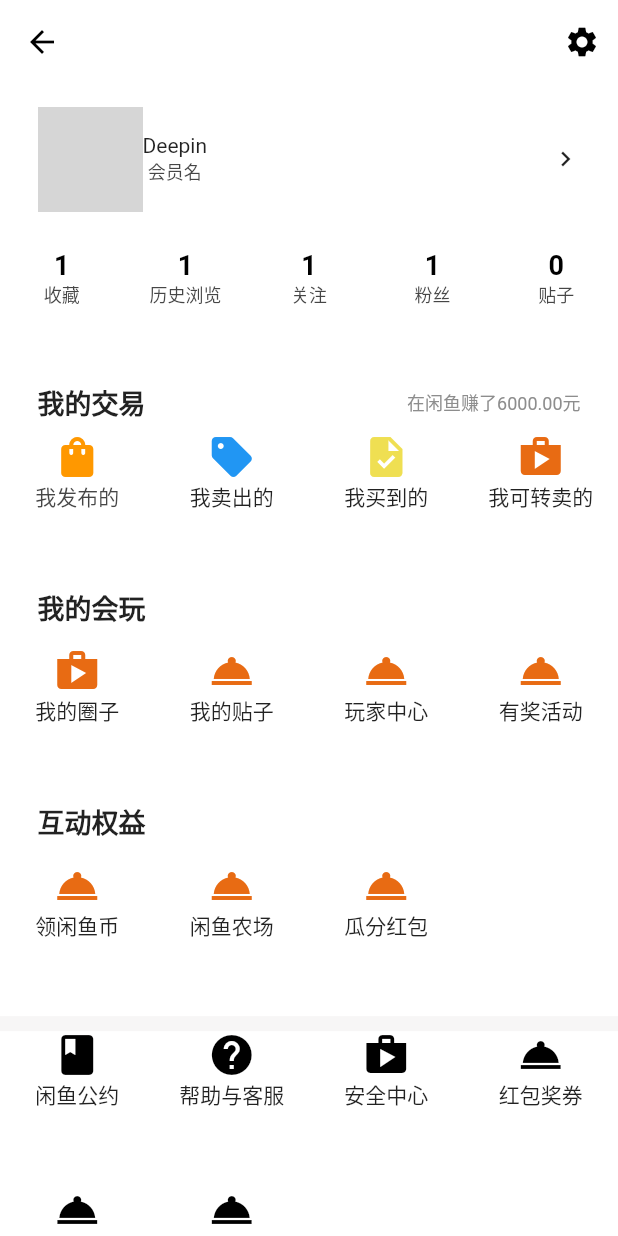
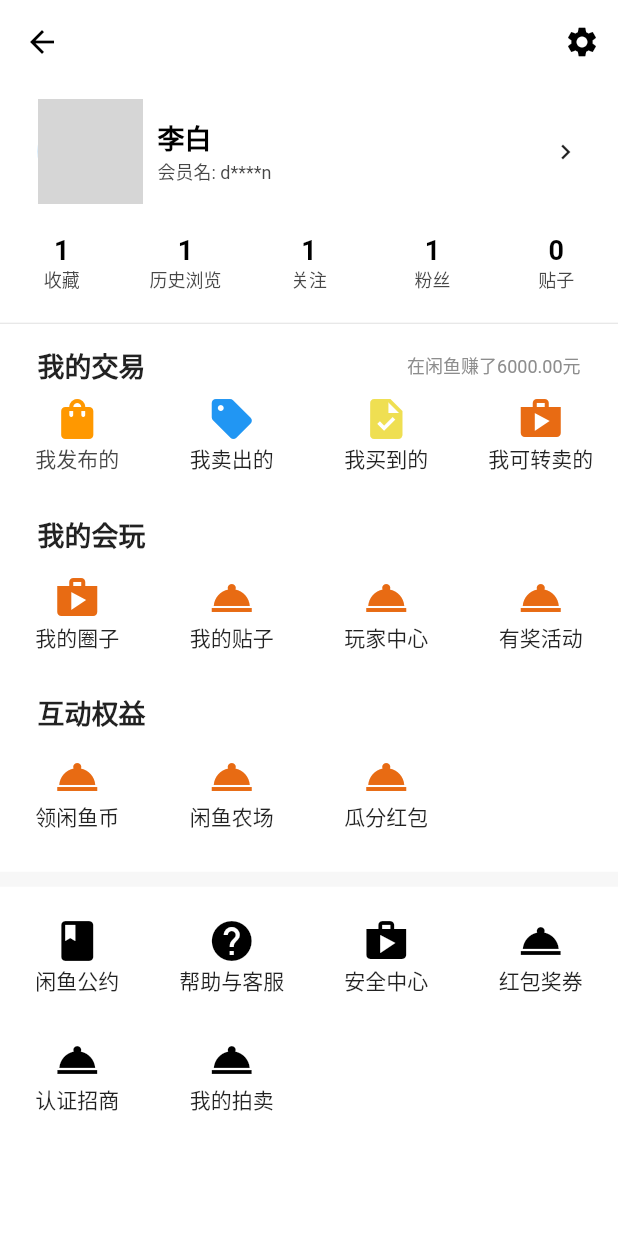
Before and after one commit to deepindo/DoFlutter, a Flutter app: the MePage screen opened directly, on a phone screen of 412 x 824 dp. Run offline on Flutter 3.47's test engine with Material 2 defaults, Android fonts, the phone set to English and light mode, and no system bars; network calls fail; grey boxes are pictures that could not be loaded.

Commit message:
我的主页细节调整

```diff
--- a/lib/pages/vcs/me_page.dart
+++ b/lib/pages/vcs/me_page.dart
@@ -1,8 +1,6 @@
 import 'package:doflutter/global/config/app_colors.dart';
 import 'package:doflutter/pages/vcs/setting_page.dart';
-import 'package:flutter/foundation.dart';
 import 'package:flutter/material.dart';
-import 'package:flutter/rendering.dart';
 
 class MePage extends StatefulWidget {
   const MePage({super.key});
@@ -38,16 +36,13 @@ class _MePageState extends State<MePage> {
   //列表
   ListView _listView() {
     return ListView(
-      // padding: EdgeInsets.zero,
-      // shrinkWrap: true,
-      // physics: const NeverScrollableScrollPhysics(),
       children: [
         _listHeader(),
         const SizedBox(
           height: 10,
         ),
         _operateGridView(),
-        // const Divider(),
+        const Divider(),
         Container(
           alignment: Alignment.center,
           // color: Colors.green,
@@ -91,9 +86,10 @@ class _MePageState extends State<MePage> {
         Container(
           height: 10,
           decoration: const BoxDecoration(
-            color: Color.fromARGB(255, 247, 246, 246),
+            color: Color.fromARGB(255, 247, 247, 247),
           ),
         ),
+        const Padding(padding: EdgeInsets.all(10)),
         _otherGridView(),
       ],
     );
@@ -102,33 +98,49 @@ class _MePageState extends State<MePage> {
   //列表头部
   Widget _listHeader() {
     return Container(
-      height: 100,
+      height: 90,
       // color: Colors.green,
       alignment: Alignment.centerLeft,
       padding: const EdgeInsets.symmetric(horizontal: 25),
       child: Row(
         children: [
-          ClipOval(
-            child: Image.network(
-              "https://www.itying.com/images/flutter/1.png",
-              fit: BoxFit.cover,
-              width: 70,
-              height: 70,
-            ),
-          ),
-          // const CircleAvatar(
-          //   backgroundImage: NetworkImage(
+          // ClipOval(
+          //   child: Image.network(
           //     "https://www.itying.com/images/flutter/1.png",
+          //     fit: BoxFit.cover,
+          //     width: 70,
+          //     height: 70,
           //   ),
           // ),
+          const CircleAvatar(
+            backgroundImage: NetworkImage(
+              "https://www.itying.com/images/flutter/2.png",
+            ),
+            radius: 35, // 半径
+          ),
+          // const ListTile(
+          //   title: Text("迦若"),
+          //   subtitle: Text("会员名: jiaruo"),
+          // ), //这种不行
+          const SizedBox(
+            width: 10,
+          ),
           Column(
             mainAxisAlignment: MainAxisAlignment.center,
+            crossAxisAlignment: CrossAxisAlignment.start,
             children: const [
-              Text("Deepin"),
+              Text("李白",
+                  style: TextStyle(
+                      // backgroundColor: Colors.green,
+                      fontSize: 18,
+                      color: Colors.black,
+                      fontWeight: FontWeight.w800)),
               Text(
-                "会员名",
+                "会员名: d****n",
                 style: TextStyle(
-                    fontSize: 12, color: Color.fromARGB(221, 41, 41, 41)),
+                    // backgroundColor: Colors.green,
+                    fontSize: 12,
+                    color: Color.fromARGB(221, 41, 41, 41)),
               ),
             ],
           ),
@@ -148,6 +160,8 @@ class _MePageState extends State<MePage> {
       shrinkWrap: true,
       physics: const NeverScrollableScrollPhysics(),
       crossAxisCount: 5,
+      // padding: const EdgeInsets.all(0),
+      childAspectRatio: 1.6,
       children: [
         Column(
           children: const [
@@ -221,6 +235,7 @@ class _MePageState extends State<MePage> {
       shrinkWrap: true,
       physics: const NeverScrollableScrollPhysics(),
       crossAxisCount: 4,
+      childAspectRatio: 1.3,
       children: [
         Column(
           children: const [
@@ -274,6 +289,7 @@ class _MePageState extends State<MePage> {
         shrinkWrap: true,
         physics: const NeverScrollableScrollPhysics(),
         crossAxisCount: 4,
+        childAspectRatio: 1.3,
         children: [
           Column(
             children: const [
@@ -324,6 +340,7 @@ class _MePageState extends State<MePage> {
         shrinkWrap: true,
         physics: const NeverScrollableScrollPhysics(),
         crossAxisCount: 4,
+        childAspectRatio: 1.3,
         children: [
           Column(
             children: const [
@@ -364,6 +381,9 @@ class _MePageState extends State<MePage> {
         shrinkWrap: true,
         physics: const NeverScrollableScrollPhysics(),
         crossAxisCount: 4,
+        // crossAxisSpacing: 0, //水平子widget之间间距
+        // mainAxisSpacing: 0, //垂直子widget之间间距
+        childAspectRatio: 1.3,
         children: [
           Column(
             children: const [
```
